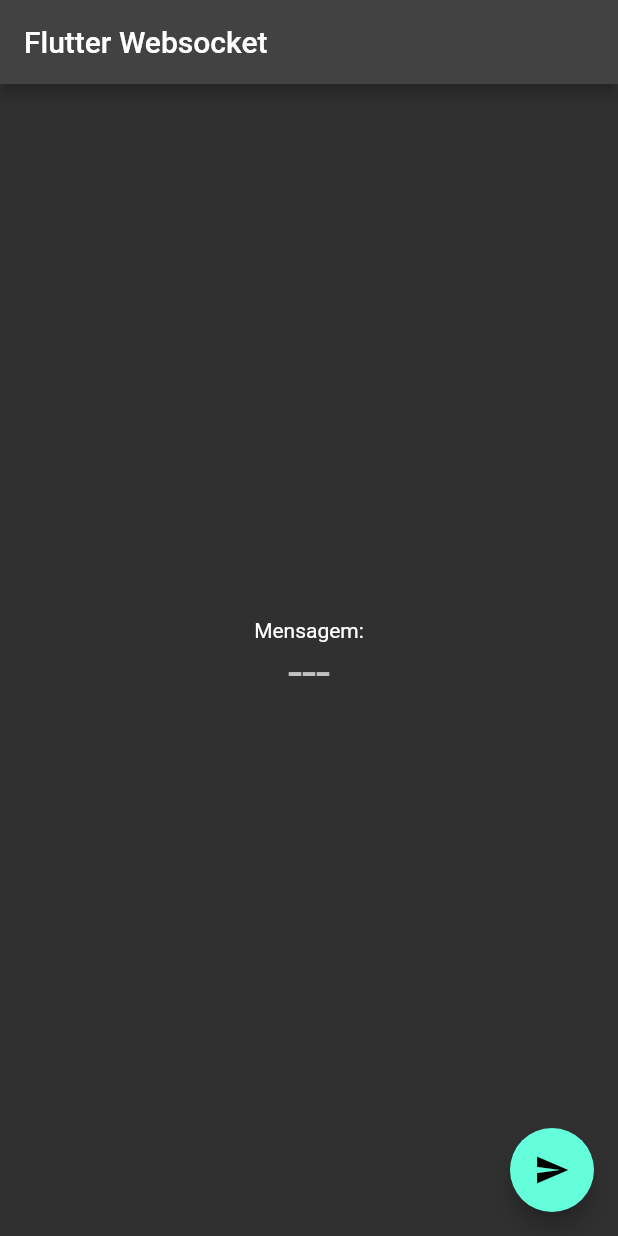
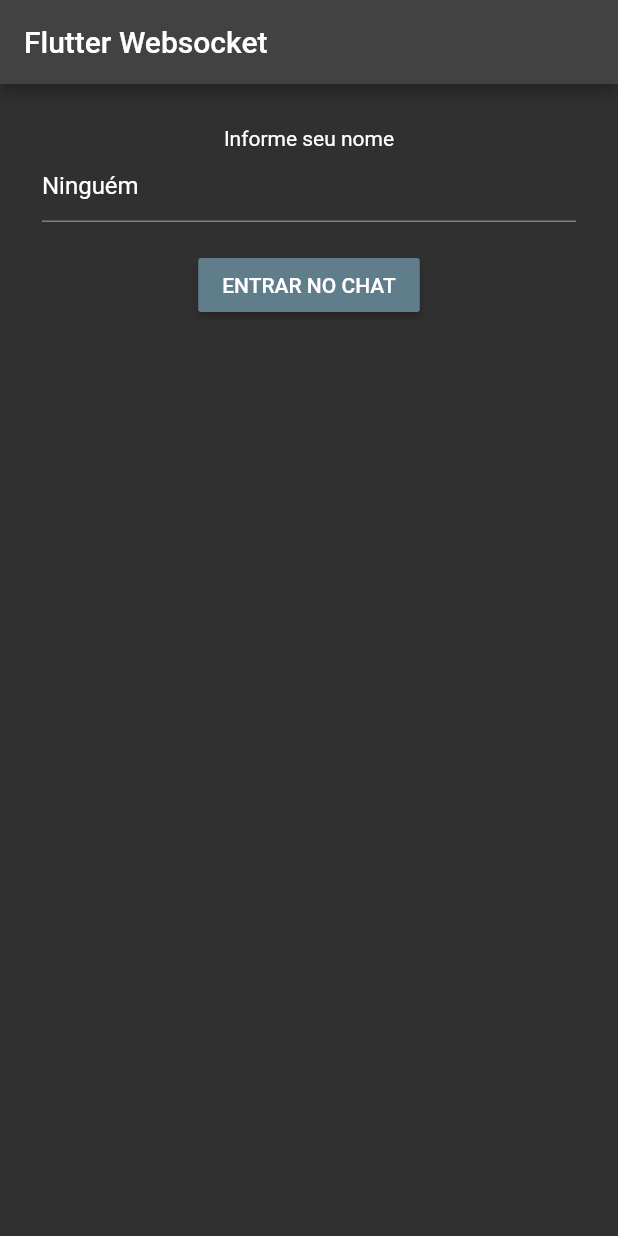
Before and after one commit to EmersonLopes/flutter_websocket, a Flutter app: the screen it shows after launch, on a phone screen of 412 x 824 dp. Run offline on Flutter 3.47's test engine with Material 2 defaults, Android fonts, the phone set to English and light mode, and no system bars; our stand-ins replace flutter_local_notifications; missing offline and left inert: stomp_dart_client.

Commit message:
Implementação do chat

```diff
--- a/lib/model/mensagem.dart
+++ b/lib/model/mensagem.dart
@@ -1,15 +1,18 @@
-class Mensagem {
-  String? name;
+class ChatMessage {
+  String? content;
+  String? sender;
 
-  Mensagem({this.name});
+  ChatMessage({this.content, this.sender});
 
-  Mensagem.fromJson(Map<String, dynamic> json) {
-    name = json['name'];
+  ChatMessage.fromJson(Map<String, dynamic> json) {
+    content = json['content'];
+    sender = json['sender'];
   }
 
   Map<String, dynamic> toJson() {
     final Map<String, dynamic> data = new Map<String, dynamic>();
-    data['name'] = this.name;
+    data['content'] = this.content;
+    data['sender'] = this.sender;
     return data;
   }
 }
--- a/lib/notification_service.dart
+++ b/lib/notification_service.dart
@@ -1,34 +1,40 @@
+import 'dart:typed_data';
+
 import 'package:flutter_local_notifications/flutter_local_notifications.dart';
+
+import 'main.dart';
 
 class NotificationService {
 
-  static final NotificationService _notificationService = NotificationService
-      ._internal();
-  static final _notifications = FlutterLocalNotificationsPlugin();
-
-  factory NotificationService() {
-    return _notificationService;
+  static Future<void> showNotification(String msg) async {
+    const AndroidNotificationDetails androidPlatformChannelSpecifics =
+    AndroidNotificationDetails('your channel id', 'your channel name',
+        channelDescription: 'your channel description',
+        importance: Importance.max,
+        priority: Priority.high,
+        ticker: 'ticker');
+    const NotificationDetails platformChannelSpecifics =
+    NotificationDetails(android: androidPlatformChannelSpecifics);
+    await flutterLocalNotificationsPlugin.show(
+        0, 'plain title', msg, platformChannelSpecifics,
+        payload: 'item x');
   }
 
-  NotificationService._internal();
-
-  static Future showNotifications({
-    int id = 0,
-    String? title,
-    String? body,
-    String? payload,
-  }) async => _notifications.show(id, title, body, _notificationDetails(), payload: payload);
-
-  static NotificationDetails? _notificationDetails() {
-    return const NotificationDetails(
-      android: AndroidNotificationDetails(
-          'channel id',
-          'channel name',
-        channelDescription: 'channel description',
-        importance: Importance.max
-      ),
-      iOS: IOSNotificationDetails()
-    );
+  static Future<void> showInsistentNotification(String msg) async {
+    // This value is from: https://developer.android.com/reference/android/app/Notification.html#FLAG_INSISTENT
+    const int insistentFlag = 4;
+    final AndroidNotificationDetails androidPlatformChannelSpecifics =
+    AndroidNotificationDetails('your channel id', 'your channel name',
+        channelDescription: 'your channel description',
+        importance: Importance.max,
+        priority: Priority.high,
+        ticker: 'ticker',
+        additionalFlags: Int32List.fromList(<int>[insistentFlag]));
+    final NotificationDetails platformChannelSpecifics =
+    NotificationDetails(android: androidPlatformChannelSpecifics);
+    await flutterLocalNotificationsPlugin.show(
+        0, 'insistent title', msg, platformChannelSpecifics,
+        payload: 'item x');
   }
 
 }
--- /dev/null
+++ b/lib/pages/main/components/body.dart
@@ -0,0 +1,48 @@
+import 'package:flutter/material.dart';
+import 'package:flutter_websocket/websocket/websocket_chat.dart';
+import 'package:provider/provider.dart';
+
+import '../../chat/chat_page.dart';
+
+class Body extends StatefulWidget {
+  const Body({Key? key}) : super(key: key);
+
+  @override
+  State<Body> createState() => _BodyState();
+}
+
+class _BodyState extends State<Body> {
+  final textController = TextEditingController(text: "Ninguém");
+
+  @override
+  Widget build(BuildContext context) {
+    return Center(
+      child: Container(
+        padding: EdgeInsets.all(28.0),
+        alignment: Alignment.center,
+        child: Column(
+          children: [
+            Text("Informe seu nome"),
+            TextField(
+              controller: textController,
+            ),
+            SizedBox(
+              height: 18.0,
+            ),
+            MaterialButton(
+                color: Colors.blueGrey,
+                child: Text("ENTRAR NO CHAT"),
+                onPressed: () {
+                  Navigator.pushReplacement(
+                      context,
+                      MaterialPageRoute(
+                          builder: (BuildContext context) => ChatPage(
+                                user: textController.text,
+                              )));
+                })
+          ],
+        ),
+      ),
+    );
+  }
+}
--- a/lib/pages/main/main_page.dart
+++ b/lib/pages/main/main_page.dart
@@ -1,16 +1,9 @@
-import 'dart:convert';
-import 'dart:typed_data';
+import 'package:flutter/material.dart';
 
-import 'package:flutter/material.dart';
-import 'package:flutter_local_notifications/flutter_local_notifications.dart';
-import 'package:flutter_websocket/notification_service.dart';
-import 'package:stomp_dart_client/stomp.dart';
-import 'package:stomp_dart_client/stomp_config.dart';
-import 'package:stomp_dart_client/stomp_frame.dart';
+import 'package:flutter_websocket/websocket/websocket_chat.dart';
+import 'package:provider/provider.dart';
 
-import '../../main.dart';
-import '../../model/mensagem.dart';
-
+import 'components/body.dart';
 
 class MainPage extends StatefulWidget {
   const MainPage({Key? key, required this.title}) : super(key: key);
@@ -22,120 +15,25 @@ class MainPage extends StatefulWidget {
 }
 
 class _MainPageState extends State<MainPage> {
-  String mensagem = "---";
-  StompClient? stompClient;
-  final socketUrl = 'http://172.25.10.49:8080/gs-guide-websocket';
-
-  void onConnect(StompClient client, StompFrame frame) {
-    print("connecting");
-    client.subscribe(
-        destination: '/topic/greetings',
-        callback: (StompFrame frame) {
-          if (frame.body != null) {
-            setState(() {
-              mensagem = frame.body;
-            });
-            // NotificationService.showNotifications(title: 'Deu bom!', body: mensagem, payload: 'mensage.123');
-
-
-            //-----
-            // _showNotification(mensagem);
-            //----
-            //-----
-            _showInsistentNotification(mensagem);
-            //----
-
-          }
-        });
-  }
-
-  Future<void> _showNotification(String msg) async {
-    const AndroidNotificationDetails androidPlatformChannelSpecifics =
-    AndroidNotificationDetails('your channel id', 'your channel name',
-        channelDescription: 'your channel description',
-        importance: Importance.max,
-        priority: Priority.high,
-        ticker: 'ticker');
-    const NotificationDetails platformChannelSpecifics =
-    NotificationDetails(android: androidPlatformChannelSpecifics);
-    await flutterLocalNotificationsPlugin.show(
-        0, 'plain title', msg, platformChannelSpecifics,
-        payload: 'item x');
-  }
-
-  Future<void> _showInsistentNotification(String msg) async {
-    // This value is from: https://developer.android.com/reference/android/app/Notification.html#FLAG_INSISTENT
-    const int insistentFlag = 4;
-    final AndroidNotificationDetails androidPlatformChannelSpecifics =
-    AndroidNotificationDetails('your channel id', 'your channel name',
-        channelDescription: 'your channel description',
-        importance: Importance.max,
-        priority: Priority.high,
-        ticker: 'ticker',
-        additionalFlags: Int32List.fromList(<int>[insistentFlag]));
-    final NotificationDetails platformChannelSpecifics =
-    NotificationDetails(android: androidPlatformChannelSpecifics);
-    await flutterLocalNotificationsPlugin.show(
-        0, 'insistent title', msg, platformChannelSpecifics,
-        payload: 'item x');
-  }
-
   @override
   void initState() {
-    if (stompClient == null) {
-      stompClient = StompClient(
-          config: StompConfig.SockJS(
-            url: socketUrl,
-            onConnect: onConnect,
-            onWebSocketError: (dynamic error) => print(error.toString()),
-            onStompError: (dynamic error) => print(error.toString()),
-            onDebugMessage: (dynamic msg) => print(msg.toString()),
-          ));
-      stompClient?.activate();
-    }
+    debugPrint("initState()");
+    super.initState();
   }
 
   @override
   Widget build(BuildContext context) {
     return Scaffold(
       appBar: AppBar(
-        // Here we take the value from the MyHomePage object that was created by
-        // the App.build method, and use it to set our appbar title.
         title: Text(widget.title),
       ),
-      body: Center(
-        // Center is a layout widget. It takes a single child and positions it
-        // in the middle of the parent.
-        child: Column(
-          mainAxisAlignment: MainAxisAlignment.center,
-          children: <Widget>[
-            const Text(
-              'Mensagem:',
-            ),
-            Text(
-              '$mensagem',
-              style: Theme.of(context).textTheme.headline4,
-            ),
-          ],
-        ),
-      ),
-      floatingActionButton: FloatingActionButton(
-        onPressed: () {
-          var greeting = Mensagem(name: "Naruhodo");
-          stompClient?.send(
-              destination: '/app/hello', body: json.encode(greeting.toJson()));
-        },
-        tooltip: 'Send',
-        child: const Icon(Icons.send),
-      ), // This trailing comma makes auto-formatting nicer for build methods.
+      body: Body(),
     );
   }
 
   @override
   void dispose() {
-    if (stompClient != null) {
-      stompClient?.deactivate();
-    }
+    context.read<WebsocketChat>().disconnect();
     super.dispose();
   }
 }
--- /dev/null
+++ b/lib/utils/constants.dart
@@ -0,0 +1,3 @@
+class Constants{
+  static const String SOCKET_URL = 'http://192.168.0.121:8080/ws';
+}
```
Also changed, not shown: lib/main.dart (+10 -1 lines), lib/pages/chat/chat_page.dart (added, +18 -0 lines), lib/pages/chat/components/body.dart (added, +102 -0 lines), lib/pages/chat/components/message_tile.dart (added, +44 -0 lines), lib/pages/main/components/button_connect.dart (added, +10 -0 lines), lib/websocket/websocket_chat.dart (added, +67 -0 lines), pubspec.yaml (+2 -63 lines), pubspec.lock, 1 other file.
